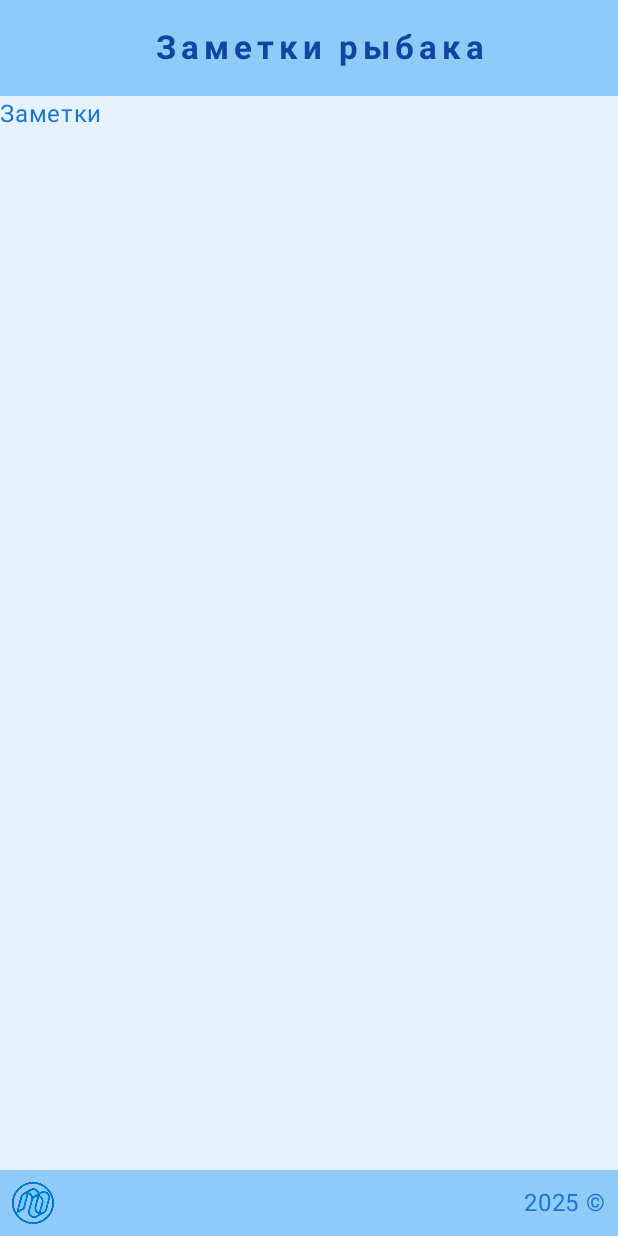
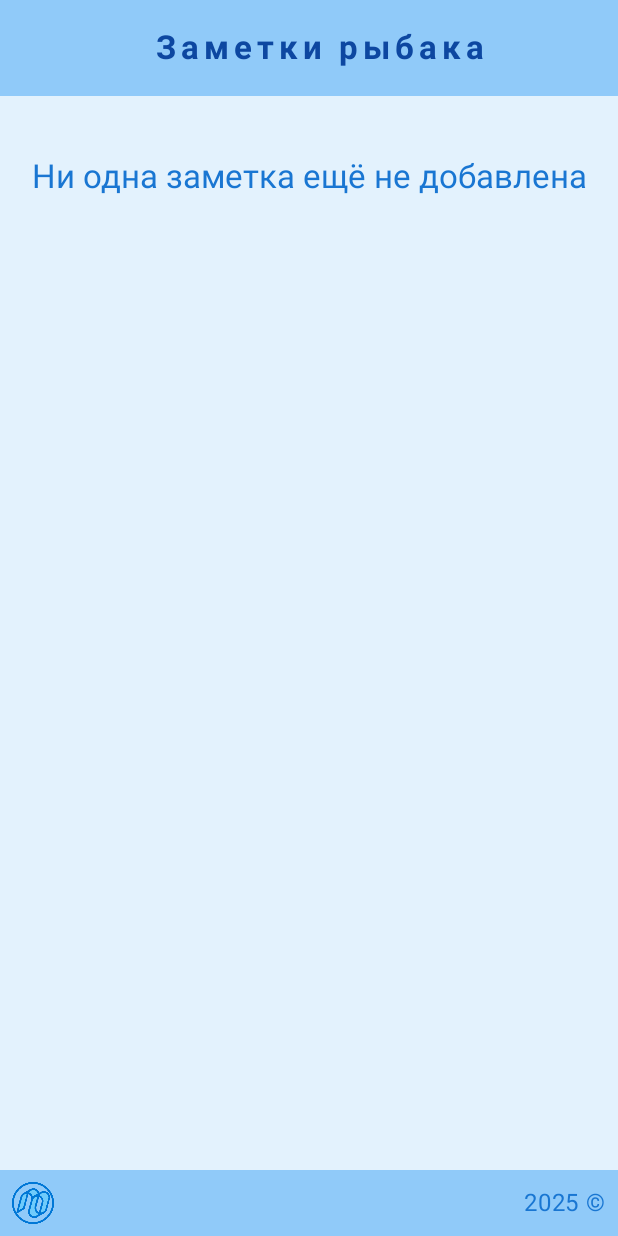
Before and after one commit to YurijM/FishermanNotes, an Android app built with Jetpack Compose: the screen it shows after launch (MainActivity), on a phone screen of 412 x 824 dp. Run offline under Robolectric (Android 15) with nearby library versions, the phone set to English and light mode, and no system bars; our stand-ins replace Dagger/Hilt's generated code, Room's generated code.

Commit message:
Добавлены зависимости для Room. Создана модель БД notes

```diff
--- /dev/null
+++ b/app/src/main/java/com/mu/fishermannotes/data/FishermanNotesDb.kt
@@ -0,0 +1,18 @@
+package com.mu.fishermannotes.data
+
+import androidx.room.Database
+import androidx.room.RoomDatabase
+import com.mu.fishermannotes.data.dao.NoteDao
+import com.mu.fishermannotes.data.entity.NoteEntity
+
+@Database(
+    entities = [
+        NoteEntity::class
+    ],
+    version = 1,
+    exportSchema = true
+)
+
+abstract class FishermanNotesDb : RoomDatabase() {
+    abstract val noteDao: NoteDao
+}
--- /dev/null
+++ b/app/src/main/java/com/mu/fishermannotes/data/dao/NoteDao.kt
@@ -0,0 +1,17 @@
+package com.mu.fishermannotes.data.dao
+
+import androidx.room.Dao
+import androidx.room.Insert
+import androidx.room.OnConflictStrategy
+import androidx.room.Query
+import com.mu.fishermannotes.data.entity.NoteEntity
+import kotlinx.coroutines.flow.Flow
+
+@Dao
+interface NoteDao {
+    @Query("SELECT * FROM table_notes")
+    fun getNotes(): Flow<List<NoteEntity>>
+
+    @Insert(onConflict = OnConflictStrategy.IGNORE)
+    suspend fun insert(draw: NoteEntity): Long
+}
--- /dev/null
+++ b/app/src/main/java/com/mu/fishermannotes/data/repository/NoteRepositoryImpl.kt
@@ -0,0 +1,18 @@
+package com.mu.fishermannotes.data.repository
+
+import com.mu.fishermannotes.data.dao.NoteDao
+import com.mu.fishermannotes.data.entity.NoteEntity
+import com.mu.fishermannotes.domain.repository.NoteRepository
+import kotlinx.coroutines.flow.Flow
+
+class NoteRepositoryImpl(
+    private val dao: NoteDao
+) : NoteRepository {
+    override fun getNotes(): Flow<List<NoteEntity>> {
+        return dao.getNotes()
+    }
+
+    override suspend fun insert(note: NoteEntity): Long {
+        return dao.insert(note)
+    }
+}
--- /dev/null
+++ b/app/src/main/java/com/mu/fishermannotes/di/AppModule.kt
@@ -0,0 +1,34 @@
+package com.mu.fishermannotes.di
+
+import android.app.Application
+import androidx.room.Room
+import com.mu.fishermannotes.data.FishermanNotesDb
+import com.mu.fishermannotes.data.repository.NoteRepositoryImpl
+import com.mu.fishermannotes.domain.repository.NoteRepository
+import dagger.Module
+import dagger.Provides
+import dagger.hilt.InstallIn
+import dagger.hilt.components.SingletonComponent
+import javax.inject.Singleton
+
+@Module
+@InstallIn(SingletonComponent::class)
+object AppModule {
+    @Provides
+    @Singleton
+    fun provideFishermanNotesDb(app: Application): FishermanNotesDb {
+        return Room.databaseBuilder(
+            app,
+            FishermanNotesDb::class.java,
+            "db_fishermannotes"
+        )
+            .addMigrations()
+            .build()
+    }
+
+    @Provides
+    @Singleton
+    fun provideNoteRepository(db: FishermanNotesDb): NoteRepository {
+        return NoteRepositoryImpl(db.noteDao)
+    }
+}
--- /dev/null
+++ b/app/src/main/java/com/mu/fishermannotes/domain/repository/NoteRepository.kt
@@ -0,0 +1,9 @@
+package com.mu.fishermannotes.domain.repository
+
+import com.mu.fishermannotes.data.entity.NoteEntity
+import kotlinx.coroutines.flow.Flow
+
+interface NoteRepository {
+    fun getNotes(): Flow<List<NoteEntity>>
+    suspend fun insert(note: NoteEntity): Long
+}
--- /dev/null
+++ b/app/src/main/java/com/mu/fishermannotes/presentation/component/Title.kt
@@ -0,0 +1,30 @@
+package com.mu.fishermannotes.presentation.component
+
+import androidx.compose.foundation.layout.PaddingValues
+import androidx.compose.foundation.layout.fillMaxWidth
+import androidx.compose.foundation.layout.padding
+import androidx.compose.material3.MaterialTheme
+import androidx.compose.material3.Text
+import androidx.compose.runtime.Composable
+import androidx.compose.ui.Modifier
+import androidx.compose.ui.graphics.Color
+import androidx.compose.ui.text.style.TextAlign
+import androidx.compose.ui.unit.dp
+
+@Composable
+fun Title(
+    title: String,
+    align: TextAlign = TextAlign.Center,
+    color: Color = MaterialTheme.colorScheme.primary,
+    paddingValues: PaddingValues = PaddingValues(vertical = 4.dp)
+) {
+    Text(
+        text = title,
+        color = color,
+        style = MaterialTheme.typography.titleLarge,
+        textAlign = align,
+        modifier = Modifier
+            .fillMaxWidth()
+            .padding(paddingValues)
+    )
+}
--- a/app/src/main/java/com/mu/fishermannotes/presentation/screen/note/list/NoteListScreen.kt
+++ b/app/src/main/java/com/mu/fishermannotes/presentation/screen/note/list/NoteListScreen.kt
@@ -1,12 +1,38 @@
 package com.mu.fishermannotes.presentation.screen.note.list
 
+import androidx.compose.foundation.layout.PaddingValues
+import androidx.compose.foundation.layout.fillMaxSize
+import androidx.compose.foundation.layout.padding
+import androidx.compose.foundation.lazy.LazyColumn
+import androidx.compose.foundation.lazy.items
 import androidx.compose.material3.Text
 import androidx.compose.runtime.Composable
+import androidx.compose.ui.Modifier
+import androidx.compose.ui.unit.dp
 import androidx.hilt.navigation.compose.hiltViewModel
+import com.mu.fishermannotes.presentation.component.Title
 
 @Composable
 fun NoteListScreen(
     viewModel: NoteListViewModel = hiltViewModel()
 ) {
-    Text("Заметки")
+    if (viewModel.notes.isEmpty()) {
+        Title(
+            title = "Ни одна заметка ещё не добавлена",
+            paddingValues = PaddingValues(
+                horizontal = 16.dp,
+                vertical = 40.dp
+            )
+        )
+    } else {
+        LazyColumn(
+            modifier = Modifier
+                .fillMaxSize()
+                .padding(horizontal = 8.dp)
+        ) {
+            items(viewModel.notes) { note ->
+                Text(note.photoPath)
+            }
+        }
+    }
 }
--- a/app/src/main/java/com/mu/fishermannotes/presentation/screen/note/list/NoteListViewModel.kt
+++ b/app/src/main/java/com/mu/fishermannotes/presentation/screen/note/list/NoteListViewModel.kt
@@ -1,11 +1,27 @@
 package com.mu.fishermannotes.presentation.screen.note.list
 
 import androidx.lifecycle.ViewModel
+import com.mu.fishermannotes.data.entity.NoteEntity
+import com.mu.fishermannotes.domain.repository.NoteRepository
 import dagger.hilt.android.lifecycle.HiltViewModel
 import javax.inject.Inject
+import androidx.compose.runtime.getValue
+import androidx.compose.runtime.mutableStateOf
+import androidx.compose.runtime.setValue
+import androidx.lifecycle.viewModelScope
+import kotlinx.coroutines.launch
 
 @HiltViewModel
 class NoteListViewModel @Inject constructor(
+    private val noteRepository: NoteRepository
+) : ViewModel() {
+    var notes by mutableStateOf(emptyList<NoteEntity>())
 
-) : ViewModel() {
+    init {
+        viewModelScope.launch {
+            noteRepository.getNotes().collect { list ->
+                notes = list
+            }
+        }
+    }
 }
--- a/app/src/main/res/values/strings.xml
+++ b/app/src/main/res/values/strings.xml
@@ -3,4 +3,5 @@
 
     <string name="design">"Разработка"</string>
     <string name="company"><![CDATA[MU & C°]]></string>
+    <string name="notes">Заметки</string>
 </resources>
--- a/build.gradle.kts
+++ b/build.gradle.kts
@@ -8,4 +8,5 @@ plugins {
     alias(libs.plugins.dagger.hilt) apply false
 
     alias(libs.plugins.serialization) apply false
+    alias(libs.plugins.room) apply false
 }
```
Also changed, not shown: app/build.gradle.kts (+13 -0 lines), app/src/main/java/com/mu/fishermannotes/data/entity/NoteEntity.kt (added, +13 -0 lines), gradle/libs.versions.toml (+8 -0 lines).
